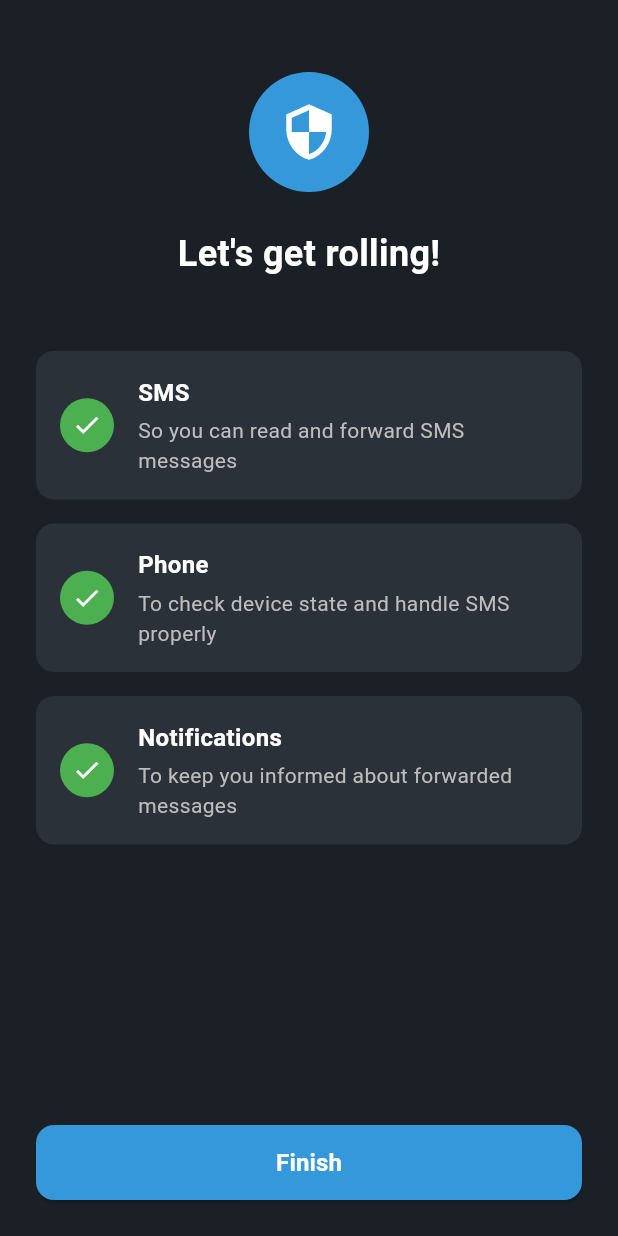
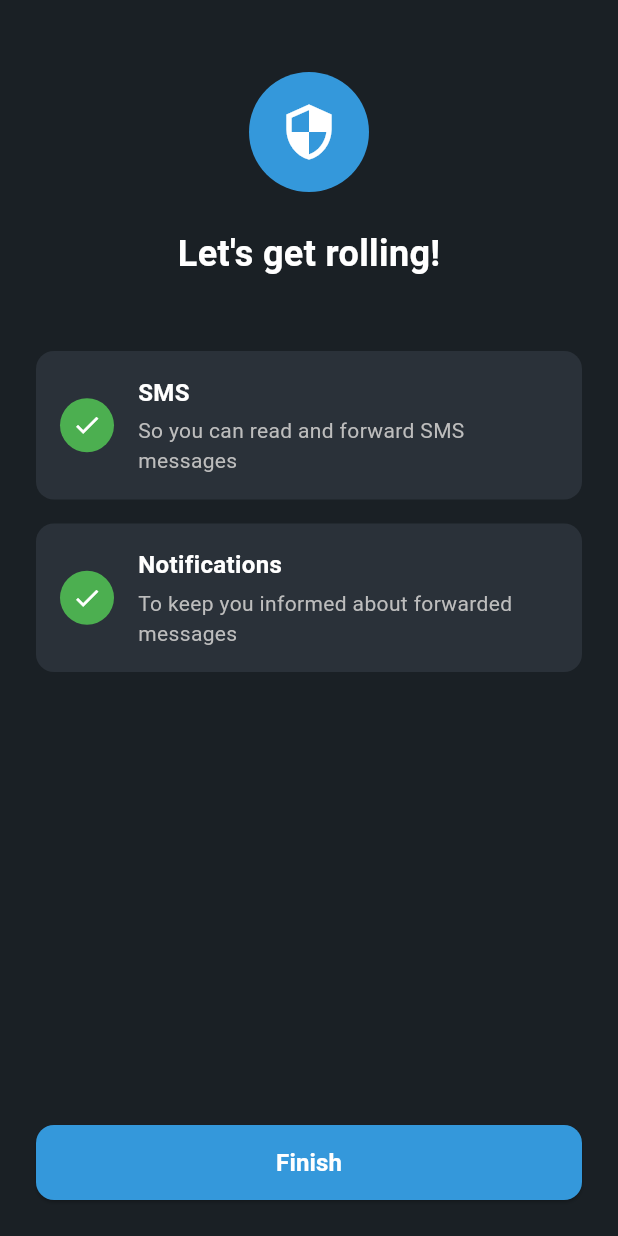
Before and after one commit to arunachalam-b/automated-sms-forwarder, a Flutter app: the screen it shows after launch, on a phone screen of 412 x 824 dp. Run offline on Flutter 3.47's test engine with Material 3 defaults, Android fonts, the phone set to English and light mode, and no system bars; our stand-ins replace flutter_contacts, flutter_local_notifications, permission_handler, shared_preferences, sqflite; missing offline and left inert: another_telephony, flutter_background_service, flutter_background_service_android; accounts and stored records are empty.

Commit message:
[Arunachalam] Remove requesting phone state

```diff
--- a/lib/screens/permissions_screen.dart
+++ b/lib/screens/permissions_screen.dart
@@ -20,13 +20,11 @@ class PermissionsScreen extends StatefulWidget {
 class _PermissionsScreenState extends State<PermissionsScreen> {
   final Map<Permission, bool> _permissionStatus = {
     Permission.sms: false,
-    Permission.phone: false,
     Permission.notification: false,
   };
 
   final Map<Permission, String> _permissionDescriptions = {
     Permission.sms: 'So you can read and forward SMS messages',
-    Permission.phone: 'To check device state and handle SMS properly',
     Permission.notification: 'To keep you informed about forwarded messages',
   };
 
@@ -76,8 +74,6 @@ class _PermissionsScreenState extends State<PermissionsScreen> {
     switch (permission) {
       case Permission.sms:
         return 'SMS';
-      case Permission.phone:
-        return 'Phone';
       case Permission.notification:
         return 'Notifications';
       default:
```
